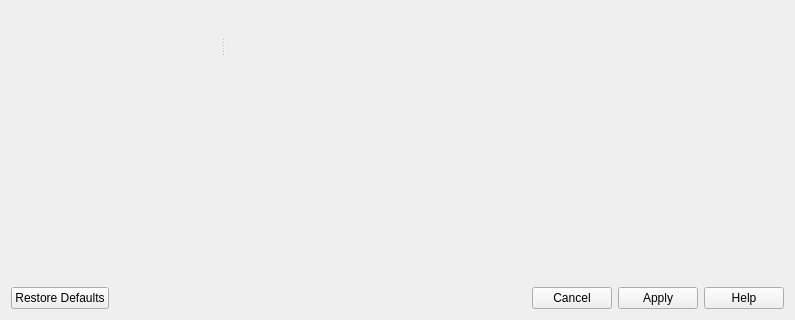
Before: the Qt Designer form src/CoreGui/source/ConfigurationWidget.ui in JPNaude/Qtilities, drawn with Qt 5; both pictures show x 0 to 795 and y 201 to 521 of the 795 by 521 pixel window.
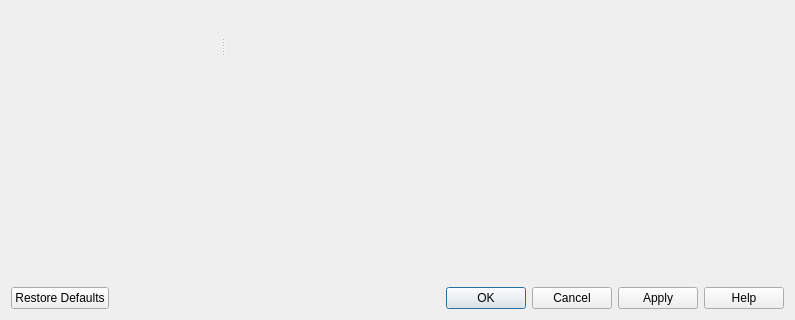
After: the same form once the commit is applied.

Commit message: ConfigurationWidget now shows Apply button in all cases. Also, change log verbosity in AbstractLoggerEngine and ExtensionSystemCore

Diff of the .ui file:
```diff
--- a/src/CoreGui/source/ConfigurationWidget.ui
+++ b/src/CoreGui/source/ConfigurationWidget.ui
@@ -119,7 +119,7 @@
    <item>
     <widget class="QDialogButtonBox" name="buttonBox">
      <property name="standardButtons">
-      <set>QDialogButtonBox::Apply|QDialogButtonBox::Cancel|QDialogButtonBox::Help|QDialogButtonBox::RestoreDefaults</set>
+      <set>QDialogButtonBox::Apply|QDialogButtonBox::Cancel|QDialogButtonBox::Help|QDialogButtonBox::Ok|QDialogButtonBox::RestoreDefaults</set>
      </property>
     </widget>
    </item>
```
The commit also changes 2 other files.
